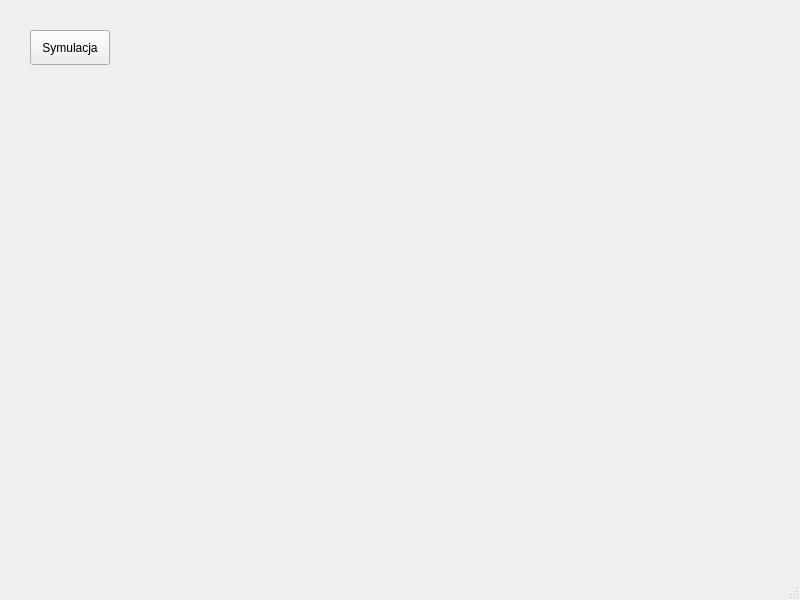
The window that src/app/mainwindow.ui (DomaszDomingo/Preventive_v2_0) describes before a commit, drawn with Qt 5.
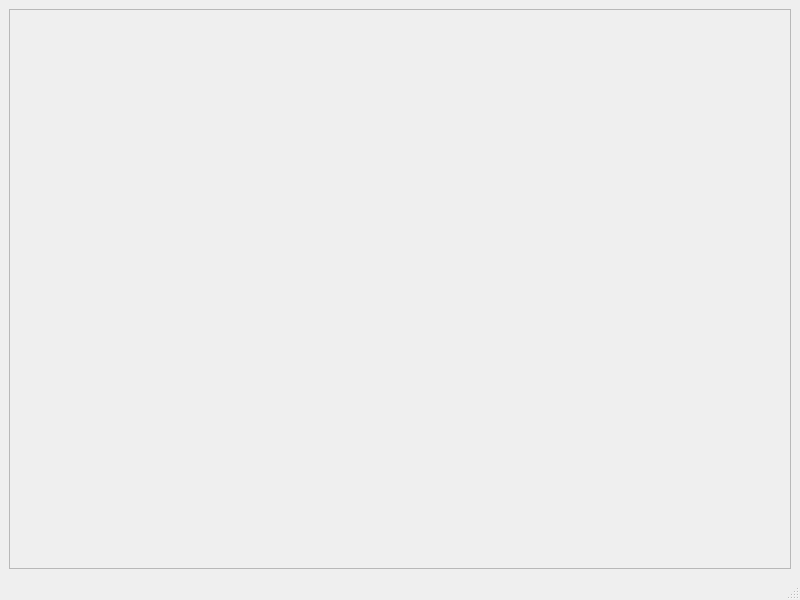
The same window after the commit.

```diff
--- a/src/app/mainwindow.ui
+++ b/src/app/mainwindow.ui
@@ -14,19 +14,25 @@
    <string>MainWindow</string>
   </property>
   <widget class="QWidget" name="centralwidget">
-   <widget class="QPushButton" name="simulatorBtn">
+   <layout class="QGridLayout" name="gridLayout">
+    <item row="0" column="0">
+     <widget class="QScrollArea" name="scrollArea">
+      <property name="widgetResizable">
+       <bool>true</bool>
+      </property>
+      <widget class="QWidget" name="chartsContainer">
     <property name="geometry">
      <rect>
-      <x>30</x>
-      <y>30</y>
-      <width>80</width>
-      <height>35</height>
-     </rect>
-    </property>
-    <property name="text">
-     <string>Symulacja</string>
-    </property>
-   </widget>
+         <x>0</x>
+         <y>0</y>
+         <width>780</width>
+         <height>580</height>
+        </rect>
+       </property>
+      </widget>
+     </widget>
+    </item>
+   </layout>
   </widget>
   <widget class="QMenuBar" name="menubar">
    <property name="geometry">
```
Left out of the diff: 2 changed lines with no effect on the pictures. Lines whose indentation alone changed are shown as unchanged.
